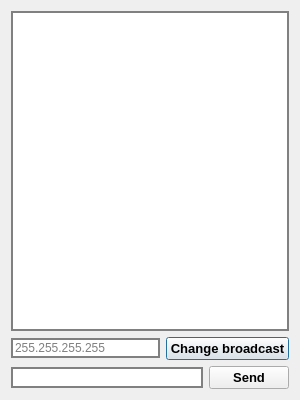
wranidlo/broadcast_sender_receiver, file mess/gui.ui: the form before one commit.
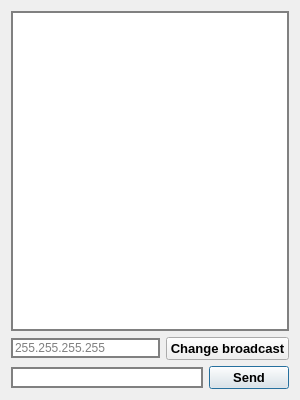
The form after the commit.

Patch:
```diff
--- a/mess/gui.ui
+++ b/mess/gui.ui
@@ -51,6 +51,9 @@
          <property name="text">
           <string>Change broadcast</string>
          </property>
+         <property name="autoDefault">
+          <bool>false</bool>
+         </property>
         </widget>
        </item>
       </layout>
@@ -97,6 +100,12 @@
          <property name="text">
           <string>Send</string>
          </property>
+         <property name="autoDefault">
+          <bool>false</bool>
+         </property>
+         <property name="default">
+          <bool>true</bool>
+         </property>
         </widget>
        </item>
       </layout>
```
